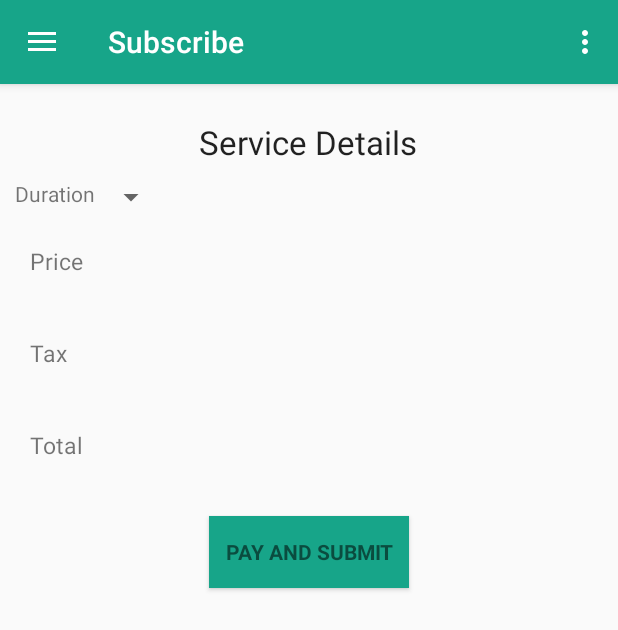
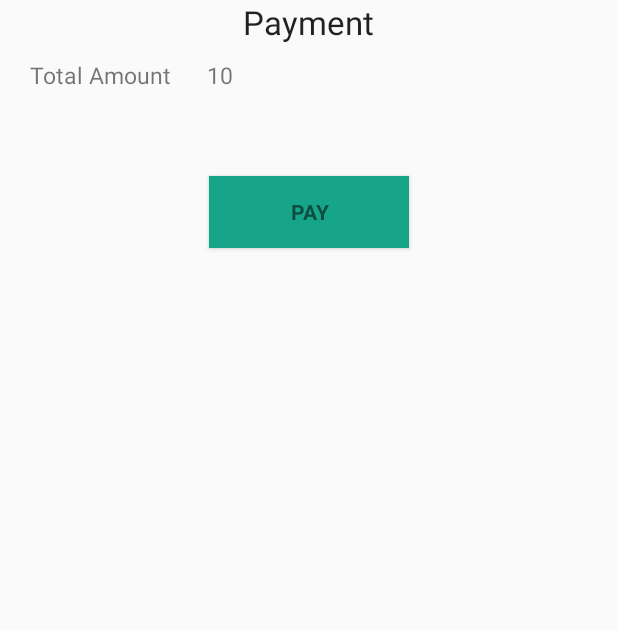
Before and after one commit to kusumasric/SmartRental, an Android app: the fragment Calculation placed in its activity, after a tap on "PAY AND SUBMIT", on a phone screen of 412 x 824 dp. Shown: the top 630 px of the screen. Run offline under Robolectric (Android 15) with nearby library versions, the phone set to English and light mode, and no system bars; our stand-ins replace Volley; libraries missing offline, so code that uses them is left out: com.anjlab.android; 4 statements that could not run were skipped.

Commit message:
Adding payment code

```diff
--- a/app/build.gradle
+++ b/app/build.gradle
@@ -28,4 +28,6 @@ dependencies {
     implementation 'com.android.support:design:26.1.0'
     compile 'com.android.volley:volley:1.0.0'
     compile 'com.google.code.gson:gson:2.8.1'
+    compile 'com.anjlab.android.iab.v3:library:1.0.44'
+
 }
--- a/app/src/main/AndroidManifest.xml
+++ b/app/src/main/AndroidManifest.xml
@@ -3,6 +3,7 @@
     package="com.example.kchundur.sr">
 
     <uses-permission android:name="android.permission.INTERNET"></uses-permission>
+    <uses-permission android:name="com.android.vending.BILLING" />
     <application
         android:allowBackup="true"
         android:icon="@mipmap/ic_launcher"
@@ -18,6 +19,7 @@
             </intent-filter>
         </activity>
         <activity android:name=".Signup" />
+        <activity android:name=".PaymentMain" />
         <activity android:name=".SplashScreen2"></activity>
         <activity android:name=".SplashScreen3"></activity>
         <activity android:name=".SplashScreen4"></activity>
--- a/app/src/main/java/com/example/kchundur/sr/Calculation.java
+++ b/app/src/main/java/com/example/kchundur/sr/Calculation.java
@@ -1,17 +1,35 @@
 package com.example.kchundur.sr;
 
 import android.app.Fragment;
+import android.content.Intent;
 import android.os.Bundle;
 import android.support.annotation.Nullable;
+import android.util.Log;
 import android.view.LayoutInflater;
 import android.view.View;
 import android.view.ViewGroup;
+import android.widget.Button;
+
+import com.android.volley.AuthFailureError;
+import com.android.volley.Request;
+import com.android.volley.RequestQueue;
+import com.android.volley.Response;
+import com.android.volley.VolleyError;
+import com.android.volley.toolbox.JsonObjectRequest;
+import com.android.volley.toolbox.Volley;
+
+import org.json.JSONObject;
+
+import java.util.HashMap;
+import java.util.Map;
 
 /**
  * Created by kchundur on 12/3/2017.
  */
 
 public class Calculation extends Fragment {
+
+    int total=10;
     @Override
     public void onViewCreated(View view, @Nullable Bundle savedInstanceState) {
         super.onViewCreated(view, savedInstanceState);
@@ -21,7 +39,22 @@ public class Calculation extends Fragment {
     @Nullable
     @Override
     public View onCreateView(LayoutInflater inflater, @Nullable ViewGroup container, Bundle savedInstanceState) {
-        return inflater.inflate(R.layout.frag_cal,container,false);
+        View view= inflater.inflate(R.layout.frag_cal,container,false);
+
+        Button button = (Button) view.findViewById(R.id.submit);
+        button.setOnClickListener(new View.OnClickListener()
+        {
+            @Override
+            public void onClick(View v)
+            {
+                Intent i=new Intent(getActivity().getApplicationContext(),PaymentMain.class);
+                i.putExtra("total",total);
+                startActivity(i);
+
+
+            }
+        });
+        return view;
     }
 
 
--- a/app/src/main/java/com/example/kchundur/sr/MainAct.java
+++ b/app/src/main/java/com/example/kchundur/sr/MainAct.java
@@ -44,9 +44,9 @@ public class MainAct extends Activity {
 
         wservice=Servicedetails(s1);
 
-         Intent intent = new Intent(getApplicationContext(), MainActivity.class);
-         intent.putExtra("Service",wservice);
-         startActivity(intent);
+        Intent intent1 = new Intent(getApplicationContext(), MainActivity.class);
+        intent1.putExtra("Service",wservice);
+        startActivity(intent1);
 
     }
 
--- /dev/null
+++ b/app/src/main/java/com/example/kchundur/sr/PaymentMain.java
@@ -0,0 +1,99 @@
+package com.example.kchundur.sr;
+
+import android.app.Activity;
+import android.content.Intent;
+import android.os.Bundle;
+import android.support.annotation.Nullable;
+import android.util.Log;
+import android.view.View;
+import android.widget.Button;
+import android.widget.TextView;
+import android.widget.Toast;
+
+import com.anjlab.android.iab.v3.BillingProcessor;
+import com.anjlab.android.iab.v3.TransactionDetails;
+
+/**
+ * Created by kchundur on 12/5/2017.
+ */
+
+public class PaymentMain extends Activity implements BillingProcessor.IBillingHandler {
+
+    BillingProcessor bp;
+    TextView Total;
+    @Override
+    protected void onCreate(@Nullable Bundle savedInstanceState) {
+        super.onCreate(savedInstanceState);
+        setContentView(R.layout.act_payment);
+        int value = getIntent().getExtras().getInt("total");
+        Log.d("Value",Integer.toString(value));
+        bp = new BillingProcessor(this, null, this);
+        Total=(TextView)findViewById(R.id.totalamt);
+        Total.setText(""+value);
+
+        final Button button = findViewById(R.id.btn_pay);
+        button.setOnClickListener(new View.OnClickListener() {
+            public void onClick(View v) {
+                // Code here executes on main thread after user presses button
+                bp.purchase(PaymentMain.this,"android.test.purchased");
+            }
+        });
+    }
+
+       // IBillingHandler implementation
+
+    @Override
+    public void onBillingInitialized() {
+    /*
+    * Called when BillingProcessor was initialized and it's ready to purchase
+    */
+    }
+
+    @Override
+    public void onProductPurchased(String productId, TransactionDetails details) {
+    /*
+    * Called when requested PRODUCT ID was successfully purchased
+    */
+
+        Toast.makeText(this,"Payment Successful", Toast.LENGTH_LONG);
+
+        bp.consumePurchase("android.test.purchased");
+    }
+
+    @Override
+    public void onBillingError(int errorCode, Throwable error) {
+    /*
+    * Called when some error occurred. See Constants class for more details
+    *
+    * Note - this includes handling the case where the user canceled the buy dialog:
+    * errorCode = Constants.BILLING_RESPONSE_RESULT_USER_CANCELED
+    */
+    }
+
+    @Override
+    public void onPurchaseHistoryRestored() {
+    /*
+    * Called when purchase history was restored and the list of all owned PRODUCT ID's
+    * was loaded from Google Play
+    */
+    }
+
+
+    @Override
+    protected void onActivityResult(int requestCode, int resultCode, Intent data) {
+        if (!bp.handleActivityResult(requestCode, resultCode, data)) {
+            super.onActivityResult(requestCode, resultCode, data);
+        }
+    }
+
+    @Override
+    public void onDestroy() {
+        if (bp != null) {
+            bp.release();
+        }
+        super.onDestroy();
+    }
+
+
+
+}
--- /dev/null
+++ b/app/src/main/res/layout/act_payment.xml
@@ -0,0 +1,64 @@
+<?xml version="1.0" encoding="utf-8"?>
+<LinearLayout xmlns:android="http://schemas.android.com/apk/res/android"
+    android:orientation="vertical" android:layout_width="match_parent"
+    android:layout_height="match_parent">
+
+    <TextView
+        android:layout_width="wrap_content"
+        android:layout_height="wrap_content"
+        android:textAppearance="?android:attr/textAppearanceLarge"
+        android:text="Payment"
+        android:layout_gravity="center"
+        android:id="@+id/textView"
+        android:layout_centerVertical="true"
+        android:layout_centerHorizontal="true" />
+
+    <LinearLayout
+        android:layout_width="wrap_content"
+        android:layout_height="wrap_content"
+        android:layout_gravity="left"
+        android:layout_margin="10dp"
+        android:orientation="horizontal">
+
+        <TextView
+            android:layout_width="match_parent"
+            android:layout_height="wrap_content"
+            android:layout_gravity="left"
+            android:layout_margin="10dp"
+            android:textSize="15dp"
+            android:text="Total Amount " />
+
+        <TextView
+            android:layout_width="match_parent"
+            android:layout_height="wrap_content"
+            android:id="@+id/totalamt"
+            android:layout_margin="10dp"
+            android:textSize="15dp"
+            android:layout_gravity="right"
+            android:text="" />
+
+    </LinearLayout>
+
+    <LinearLayout
+        android:layout_width="wrap_content"
+        android:layout_height="wrap_content"
+        android:layout_gravity="center"
+        android:layout_margin="20dp"
+        android:orientation="horizontal">
+
+
+        <Button
+            android:id="@+id/btn_pay"
+            style="?android:textAppearanceSmall"
+            android:layout_width="200px"
+            android:layout_height="wrap_content"
+            android:layout_marginTop="16dp"
+            android:padding="10px"
+            android:background="@color/colorPrimary"
+            android:layout_margin="10px"
+            android:text="PAY"
+            android:textStyle="bold" />
+
+    </LinearLayout>
+
+</LinearLayout>
--- a/app/src/main/res/layout/frag_cal.xml
+++ b/app/src/main/res/layout/frag_cal.xml
@@ -127,7 +127,6 @@
             android:background="@color/colorPrimary"
             android:layout_margin="10px"
             android:text="pay and SUBMIT"
-            android:onClick="onclickactive"
             android:textStyle="bold" />
 
 
```
Also changed, not shown: app/src/main/java/com/example/kchundur/sr/Profile.java (+143 -8 lines), app/src/main/res/layout/activity_splash1.xml (+4 -4 lines), app/src/main/res/layout/activity_splash2.xml (+4 -4 lines), app/src/main/res/layout/activity_splash3.xml (+4 -4 lines), app/src/main/res/layout/activity_splash4.xml (+4 -4 lines), app/src/main/res/layout/frag_profile.xml (+37 -6 lines). Lines whose indentation alone changed are shown as unchanged.
